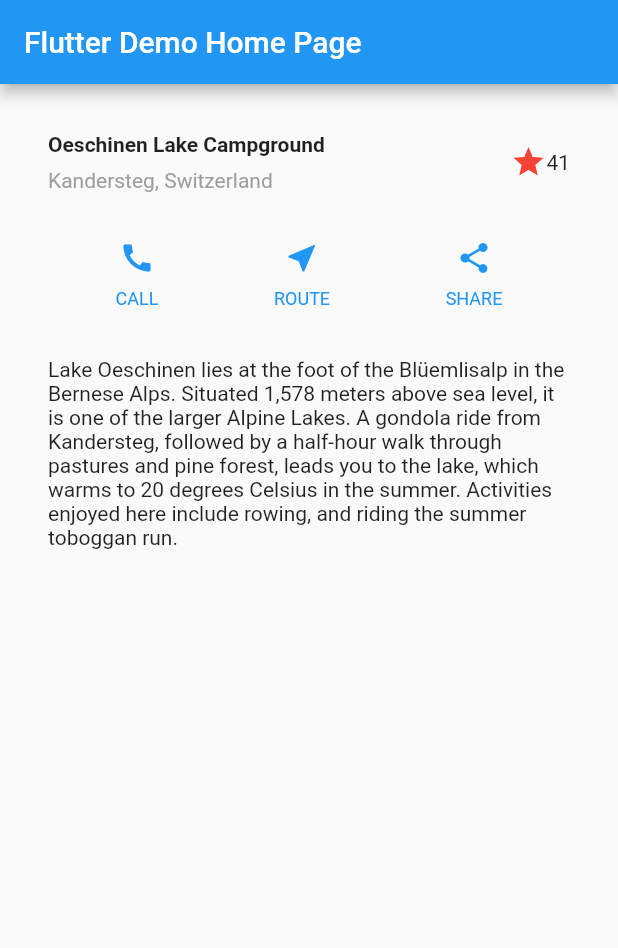
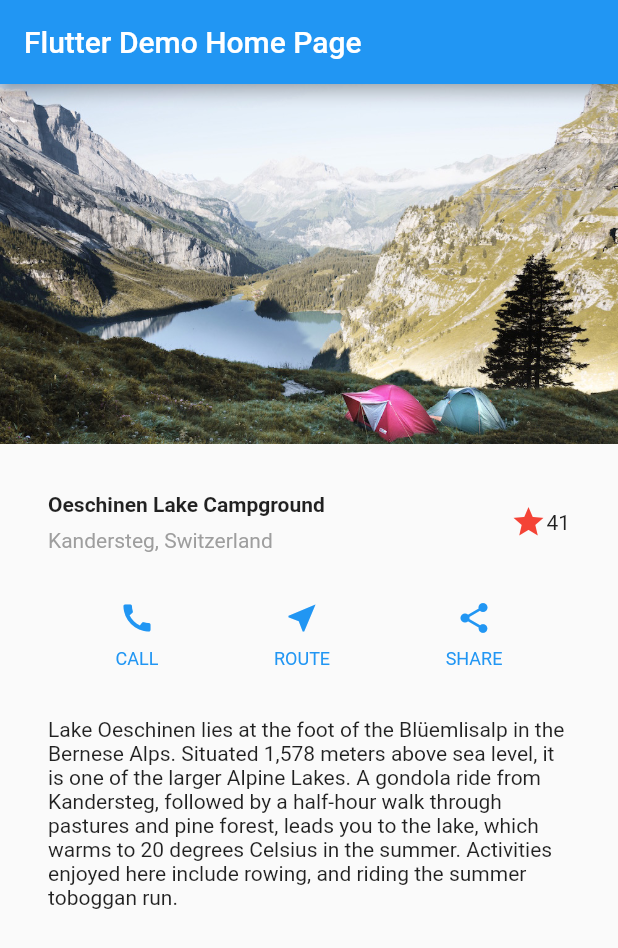
Before and after one commit to geniuskouta/flutter_layout_tutorial, a Flutter app: the screen it shows after launch, on a phone screen of 412 x 824 dp. Shown: the top 948 px of the screen. Run offline on Flutter 3.47's test engine with Material 2 defaults, Android fonts, the phone set to English and light mode, and no system bars.

```diff
--- a/lib/main.dart
+++ b/lib/main.dart
@@ -85,6 +85,12 @@ class MyHomePage extends StatelessWidget {
       ),
       body: Column(
         children: [
+          Image.asset(
+            'images/lake.jpg',
+            width: 600,
+            height: 240,
+            fit: BoxFit.cover,
+          ),
           titleSection,
           buttonSection,
           textSection,
```
Also changed, not shown: pubspec.yaml (+2 -7 lines), images/lake.jpg (added).
